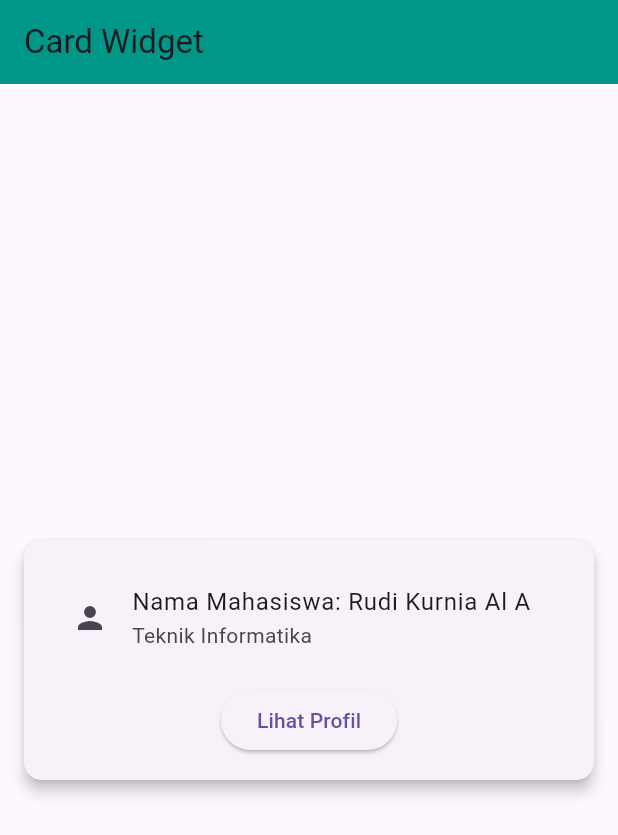
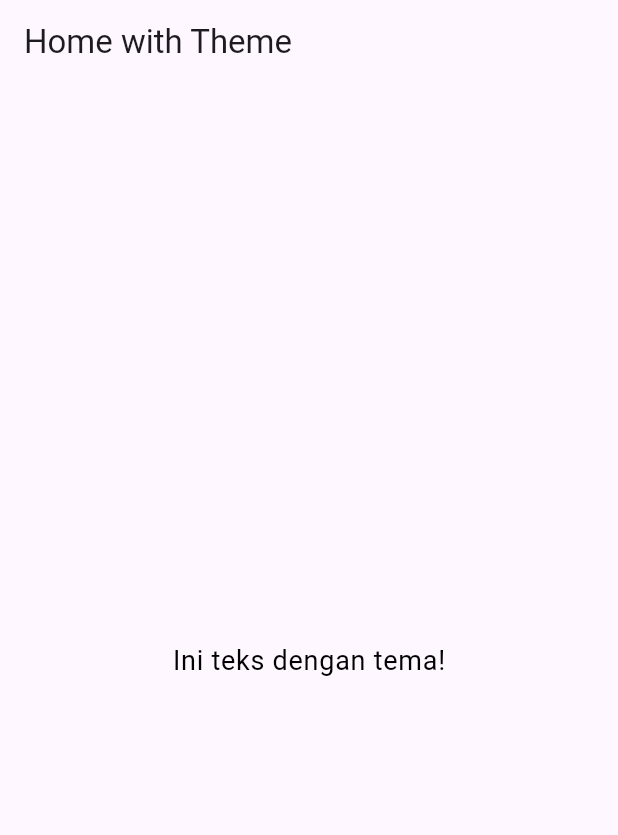
Before and after one commit to Ucokgagah/projek_flutter, a Flutter app: the screen it shows after launch, on a phone screen of 412 x 824 dp. Shown: the top 835 px of the screen. Run offline on Flutter 3.47's test engine with Material 3 defaults, Android fonts, the phone set to English and light mode, and no system bars.

Commit message:
global styling

```diff
--- a/styling_widget/lib/main.dart
+++ b/styling_widget/lib/main.dart
@@ -8,42 +8,34 @@ class MyApp extends StatelessWidget {
 const MyApp({super.key});
 
 @override
-  Widget build(BuildContext context) {
+Widget build (BuildContext context) {
 return MaterialApp(
-      title: 'Card Widget Demo',
-      home: Scaffold(
-        appBar: AppBar(
-          title: const Text('Card Widget'),
-          backgroundColor: Colors.teal,
-        ),
-        body: Center(
-          child: Card(
-            elevation: 4,
-            margin: const EdgeInsets.all(16),
-            child: Padding(
-              padding: const EdgeInsets.all(16), // Tambah padding biar rapi
-              child: Column(
-                mainAxisSize: MainAxisSize.min,
-                children: [
-                  const ListTile(
-                    leading: Icon(Icons.person),
-                    title: Text('Nama Mahasiswa: Rudi Kurnia Al A'),
-                    subtitle: Text('Teknik Informatika'),
-                  ),
-                  const SizedBox(height: 8), // Jarak antara teks dan tombol
-                  ElevatedButton(
-                    onPressed: () {
-                      // Aksi saat tombol ditekan
-                      ScaffoldMessenger.of(context).showSnackBar(
-                        const SnackBar(content: Text('Lihat Profil ditekan!')),
-                      );
-                    },
-                    child: const Text('Lihat Profil'),
-                  ),
-                ],
+title: 'Flutter Theme Demo',
+theme: ThemeData(
+primarySwatch: Colors.teal,
+textTheme: const TextTheme(
+bodyLarge: TextStyle(
+fontSize: 18,
+color: Colors.black,
 ),
 ),
 ),
+home: const MyHomePage(),
+);
+}
+}
+class MyHomePage extends StatelessWidget {
+const MyHomePage({super.key});
+
+@override
+Widget build(BuildContext context) {
+return Scaffold(
+appBar: AppBar(
+title: const Text('Home with Theme'),
+),
+body: Center(
+child: Text('Ini teks dengan tema!',
+style: Theme.of(context).textTheme.bodyLarge,
 ),
 ),
 );
```
Lines whose indentation alone changed are shown as unchanged.
